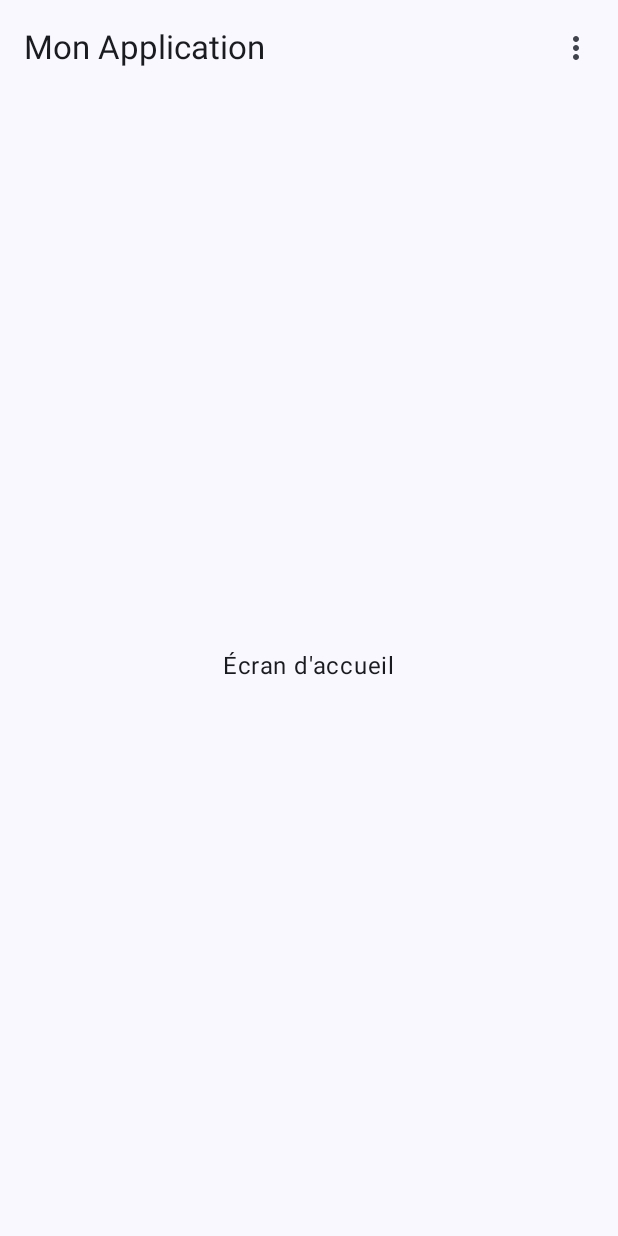
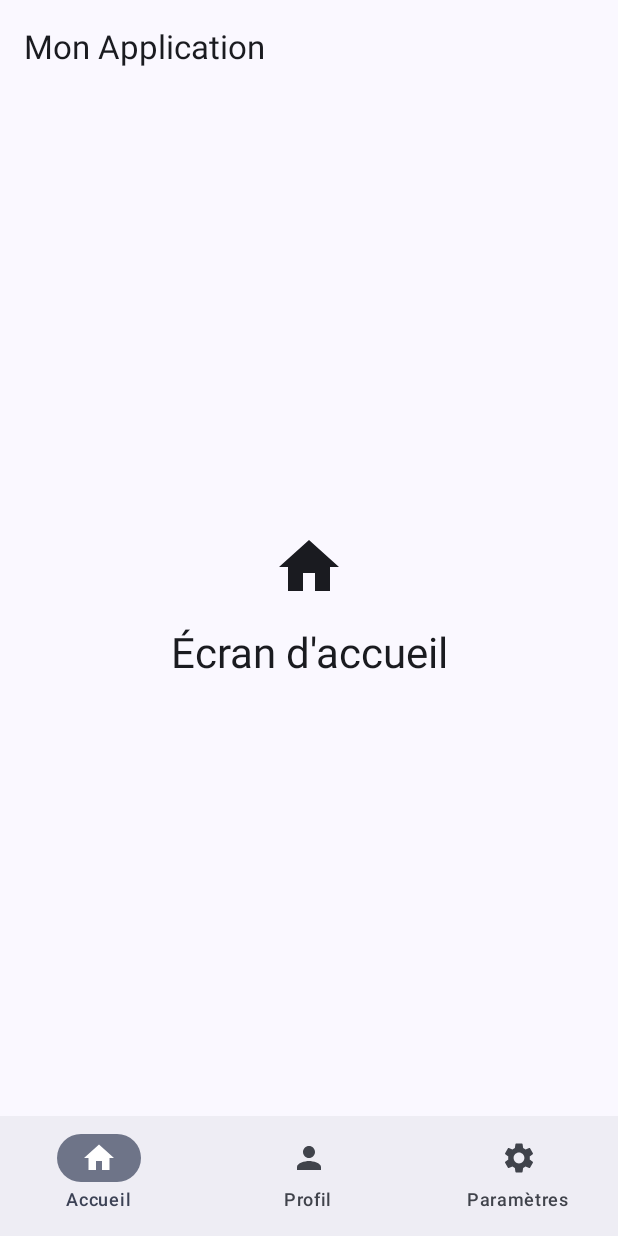
Before and after one commit to profdenis/NavigationSimple, an Android app built with Jetpack Compose: the screen it shows after launch (MainActivity), on a phone screen of 412 x 824 dp. Run offline under Robolectric (Android 15) with nearby library versions, the phone set to English and light mode, and no system bars.

Commit message:
navigation avec des icônes dans la barre inférieure

```diff
--- a/app/src/main/java/denis/rinfret/navigationsimple/MainActivity.kt
+++ b/app/src/main/java/denis/rinfret/navigationsimple/MainActivity.kt
@@ -6,37 +6,60 @@ import androidx.activity.compose.setContent
 import androidx.activity.enableEdgeToEdge
 import androidx.compose.foundation.layout.Arrangement
 import androidx.compose.foundation.layout.Column
+import androidx.compose.foundation.layout.Spacer
 import androidx.compose.foundation.layout.fillMaxSize
+import androidx.compose.foundation.layout.height
 import androidx.compose.foundation.layout.padding
+import androidx.compose.foundation.layout.size
 import androidx.compose.material.icons.Icons
-import androidx.compose.material.icons.filled.MoreVert
-import androidx.compose.material3.DropdownMenu
-import androidx.compose.material3.DropdownMenuItem
+import androidx.compose.material.icons.filled.Home
+import androidx.compose.material.icons.filled.Person
+import androidx.compose.material.icons.filled.Settings
 import androidx.compose.material3.ExperimentalMaterial3Api
 import androidx.compose.material3.Icon
-import androidx.compose.material3.IconButton
 import androidx.compose.material3.MaterialTheme
+import androidx.compose.material3.NavigationBar
+import androidx.compose.material3.NavigationBarItem
 import androidx.compose.material3.Scaffold
 import androidx.compose.material3.Surface
 import androidx.compose.material3.Text
 import androidx.compose.material3.TopAppBar
 import androidx.compose.runtime.Composable
 import androidx.compose.runtime.getValue
-import androidx.compose.runtime.mutableStateOf
-import androidx.compose.runtime.remember
-import androidx.compose.runtime.setValue
 import androidx.compose.ui.Alignment
 import androidx.compose.ui.Modifier
-import androidx.navigation.NavController
+import androidx.compose.ui.graphics.vector.ImageVector
+import androidx.compose.ui.unit.dp
 import androidx.navigation.compose.NavHost
 import androidx.navigation.compose.composable
+import androidx.navigation.compose.currentBackStackEntryAsState
 import androidx.navigation.compose.rememberNavController
 import denis.rinfret.navigationsimple.ui.theme.NavigationSimpleTheme
 
-sealed class Screen(val route: String, val title: String) {
-    data object Home : Screen("home", "Accueil")
-    data object Profile : Screen("profile", "Profil")
-    data object Settings : Screen("settings", "Paramètres")
+sealed class Screen(
+    val route: String,
+    val title: String,
+    val icon: ImageVector
+) {
+    object Home : Screen(
+        route = "home",
+        title = "Accueil",
+        icon = Icons.Default.Home
+    )
+    object Profile : Screen(
+        route = "profile",
+        title = "Profil",
+        icon = Icons.Default.Person
+    )
+    object Settings : Screen(
+        route = "settings",
+        title = "Paramètres",
+        icon = Icons.Default.Settings
+    )
+
+    companion object {
+        val items = listOf(Home, Profile, Settings)
+    }
 }
 
 class MainActivity : ComponentActivity() {
@@ -59,86 +82,106 @@ class MainActivity : ComponentActivity() {
 @Composable
 fun HomeScreen() {
     Column(
-        modifier = Modifier.fillMaxSize(),
+        modifier = Modifier
+            .fillMaxSize()
+            .padding(16.dp),
         horizontalAlignment = Alignment.CenterHorizontally,
         verticalArrangement = Arrangement.Center
     ) {
-        Text("Écran d'accueil")
+        Icon(
+            Icons.Default.Home,
+            contentDescription = null,
+            modifier = Modifier.size(48.dp)
+        )
+        Spacer(modifier = Modifier.height(16.dp))
+        Text(
+            "Écran d'accueil",
+            style = MaterialTheme.typography.headlineMedium
+        )
     }
 }
 
 @Composable
 fun ProfileScreen() {
     Column(
-        modifier = Modifier.fillMaxSize(),
+        modifier = Modifier
+            .fillMaxSize()
+            .padding(16.dp),
         horizontalAlignment = Alignment.CenterHorizontally,
         verticalArrangement = Arrangement.Center
     ) {
-        Text("Écran de profil")
+        Icon(
+            Icons.Default.Person,
+            contentDescription = null,
+            modifier = Modifier.size(48.dp)
+        )
+        Spacer(modifier = Modifier.height(16.dp))
+        Text(
+            "Écran de profil",
+            style = MaterialTheme.typography.headlineMedium
+        )
     }
 }
 
 @Composable
 fun SettingsScreen() {
     Column(
-        modifier = Modifier.fillMaxSize(),
+        modifier = Modifier
+            .fillMaxSize()
+            .padding(16.dp),
         horizontalAlignment = Alignment.CenterHorizontally,
         verticalArrangement = Arrangement.Center
     ) {
-        Text("Écran des paramètres")
+        Icon(
+            Icons.Default.Settings,
+            contentDescription = null,
+            modifier = Modifier.size(48.dp)
+        )
+        Spacer(modifier = Modifier.height(16.dp))
+        Text(
+            "Écran des paramètres",
+            style = MaterialTheme.typography.headlineMedium
+        )
     }
 }
 
 @OptIn(ExperimentalMaterial3Api::class)
 @Composable
-fun TopAppBarWithMenu(navController: NavController) {
-    var showMenu by remember { mutableStateOf(false) }
-
-    TopAppBar(
-        title = { Text("Mon Application") },
-        actions = {
-            IconButton(onClick = { showMenu = !showMenu }) {
-                Icon(Icons.Default.MoreVert, contentDescription = "Menu")
-            }
-            DropdownMenu(
-                expanded = showMenu,
-                onDismissRequest = { showMenu = false }
-            ) {
-                DropdownMenuItem(
-                    text = { Text(Screen.Home.title) },
-                    onClick = {
-                        navController.navigate(Screen.Home.route) {
-                            popUpTo(Screen.Home.route) { inclusive = true }
-                        }
-                        showMenu = false
-                    }
-                )
-                DropdownMenuItem(
-                    text = { Text(Screen.Profile.title) },
-                    onClick = {
-                        navController.navigate(Screen.Profile.route)
-                        showMenu = false
-                    }
-                )
-                DropdownMenuItem(
-                    text = { Text(Screen.Settings.title) },
-                    onClick = {
-                        navController.navigate(Screen.Settings.route)
-                        showMenu = false
-                    }
-                )
-            }
-        }
-    )
-}
-
-@Composable
 fun AppNavigation() {
     val navController = rememberNavController()
+    val navBackStackEntry by navController.currentBackStackEntryAsState()
+    val currentRoute = navBackStackEntry?.destination?.route
 
     Scaffold(
         topBar = {
-            TopAppBarWithMenu(navController)
+            TopAppBar(
+                title = { Text("Mon Application") }
+            )
+        },
+        bottomBar = {
+            NavigationBar {
+                Screen.items.forEach { screen ->
+                    NavigationBarItem(
+                        icon = {
+                            Icon(screen.icon, contentDescription = screen.title)
+                        },
+                        label = { Text(screen.title) },
+                        selected = currentRoute == screen.route,
+                        onClick = {
+                            navController.navigate(screen.route) {
+                                // Évite l'empilement des destinations
+                                popUpTo(navController.graph.startDestinationId) {
+                                    saveState = true
+                                }
+                                // Évite les copies multiples de la même destination
+                                launchSingleTop = true
+                                // Restaure l'état lors de la reselection
+                                restoreState = true
+                            }
+                        }
+                    )
+                }
+            }
         }
     ) { paddingValues ->
         NavHost(
```
